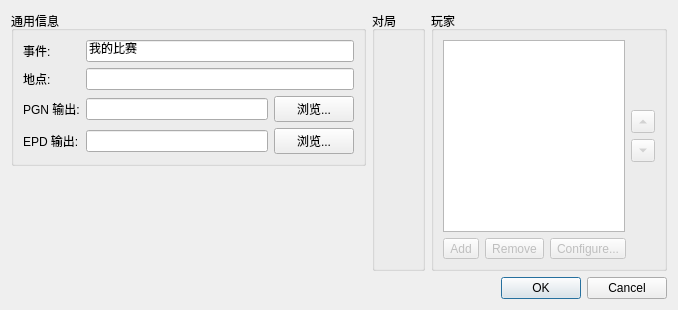
leedavid/QTggchess, file projects/gui/ui/newtournamentdlg.ui: the form before one commit.
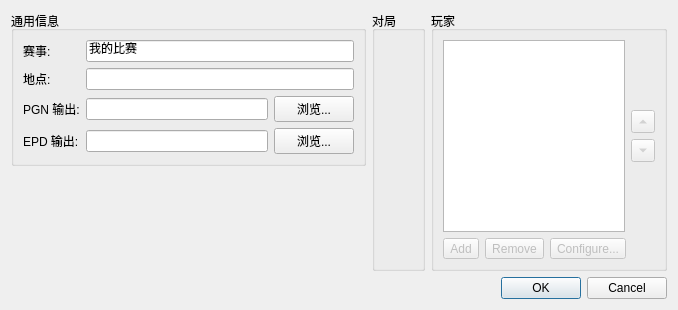
The form after the commit. Icons and pictures are not drawn. Custom widgets are drawn as their Qt base class.

```diff
--- a/projects/gui/ui/newtournamentdlg.ui
+++ b/projects/gui/ui/newtournamentdlg.ui
@@ -30,7 +30,7 @@
           <item row="0" column="0">
            <widget class="QLabel" name="label_3">
             <property name="text">
-             <string>事件:</string>
+             <string>赛事:</string>
             </property>
             <property name="buddy">
              <cstring>m_nameEdit</cstring>
```
